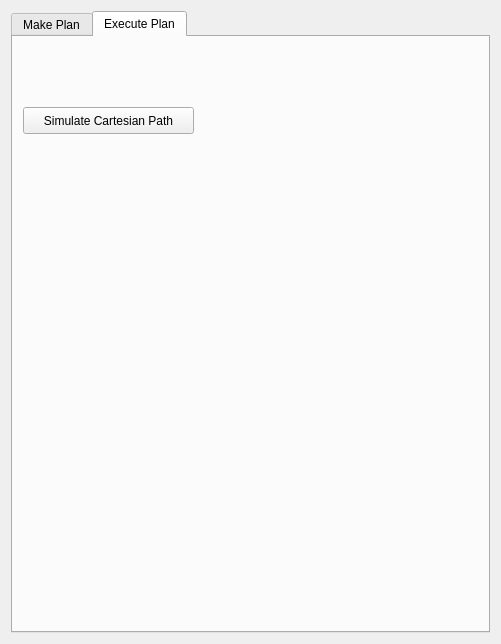
First picture: the form in moveit_cartesian_planner/src/widgets/path_planning_widget.ui, repository ros-industrial-attic/fermi, before the edit.
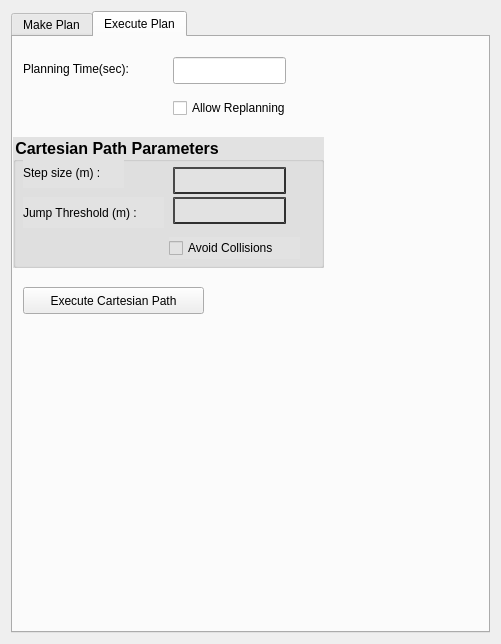
Second picture: the form after the edit. The open tabs and pages were chosen to show the change.

Commit message: Fixed the locking of the RViz enviroment when we execute the Cartesian Path.

```diff
--- a/moveit_cartesian_planner/src/widgets/path_planning_widget.ui
+++ b/moveit_cartesian_planner/src/widgets/path_planning_widget.ui
@@ -297,15 +297,147 @@
        <property name="geometry">
         <rect>
          <x>10</x>
-         <y>70</y>
-         <width>171</width>
+         <y>250</y>
+         <width>181</width>
          <height>27</height>
         </rect>
        </property>
        <property name="text">
-        <string>Simulate Cartesian Path</string>
+        <string>Execute Cartesian Path</string>
        </property>
       </widget>
+      <widget class="QLabel" name="label_4">
+       <property name="geometry">
+        <rect>
+         <x>10</x>
+         <y>16</y>
+         <width>141</width>
+         <height>31</height>
+        </rect>
+       </property>
+       <property name="text">
+        <string>Planning Time(sec):</string>
+       </property>
+      </widget>
+      <widget class="QLineEdit" name="lnEdit_PlanTime">
+       <property name="geometry">
+        <rect>
+         <x>160</x>
+         <y>20</y>
+         <width>113</width>
+         <height>27</height>
+        </rect>
+       </property>
+      </widget>
+      <widget class="QCheckBox" name="chk_AllowReplanning">
+       <property name="geometry">
+        <rect>
+         <x>160</x>
+         <y>60</y>
+         <width>151</width>
+         <height>22</height>
+        </rect>
+       </property>
+       <property name="text">
+        <string>Allow Replanning</string>
+       </property>
+      </widget>
+      <widget class="QGroupBox" name="groupBox_2">
+       <property name="geometry">
+        <rect>
+         <x>0</x>
+         <y>100</y>
+         <width>311</width>
+         <height>131</height>
+        </rect>
+       </property>
+       <property name="font">
+        <font>
+         <pointsize>12</pointsize>
+         <weight>75</weight>
+         <italic>false</italic>
+         <bold>true</bold>
+        </font>
+       </property>
+       <property name="styleSheet">
+        <string notr="true">background-color: rgb(226, 226, 226)</string>
+       </property>
+       <property name="title">
+        <string>Cartesian Path Parameters</string>
+       </property>
+       <widget class="QLabel" name="label_5">
+        <property name="geometry">
+         <rect>
+          <x>10</x>
+          <y>20</y>
+          <width>101</width>
+          <height>31</height>
+         </rect>
+        </property>
+        <property name="text">
+         <string>Step size (m) :</string>
+        </property>
+       </widget>
+       <widget class="QLineEdit" name="lnEdit_StepSize">
+        <property name="geometry">
+         <rect>
+          <x>160</x>
+          <y>30</y>
+          <width>113</width>
+          <height>27</height>
+         </rect>
+        </property>
+        <property name="styleSheet">
+         <string notr="true">border-style: outset;
+border-width: 2px;
+border-color :rgb(48, 48, 48)</string>
+        </property>
+       </widget>
+       <widget class="QLineEdit" name="lnEdit_JmpThresh">
+        <property name="geometry">
+         <rect>
+          <x>160</x>
+          <y>60</y>
+          <width>113</width>
+          <height>27</height>
+         </rect>
+        </property>
+        <property name="styleSheet">
+         <string notr="true">border-style: outset;
+border-width: 2px;
+border-color :rgb(48, 48, 48)</string>
+        </property>
+        <property name="text">
+         <string/>
+        </property>
+       </widget>
+       <widget class="QLabel" name="label_6">
+        <property name="geometry">
+         <rect>
+          <x>10</x>
+          <y>60</y>
+          <width>141</width>
+          <height>31</height>
+         </rect>
+        </property>
+        <property name="text">
+         <string>Jump Threshold (m) :</string>
+        </property>
+       </widget>
+       <widget class="QCheckBox" name="chk_AvoidColl">
+        <property name="geometry">
+         <rect>
+          <x>156</x>
+          <y>100</y>
+          <width>131</width>
+          <height>22</height>
+         </rect>
+        </property>
+        <property name="text">
+         <string>Avoid Collisions</string>
+        </property>
+       </widget>
+      </widget>
      </widget>
     </widget>
    </item>
```
Left out of the diff: 2 changed lines with no effect on the pictures. The commit also changes 7 other files.
